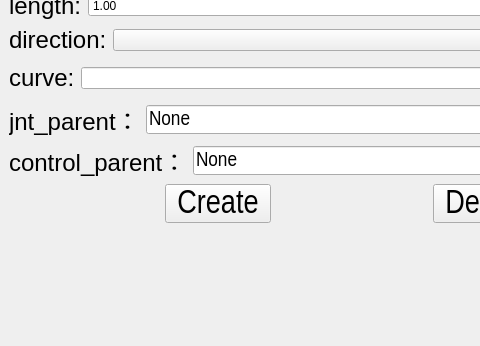
The window that bind/ui/setup/chainEP_ui.ui (MuZiMuZi/muziToolset) describes before a commit, drawn with Qt 5; both pictures show x 0 to 480 and y 273 to 619 of the 703 by 619 pixel window.
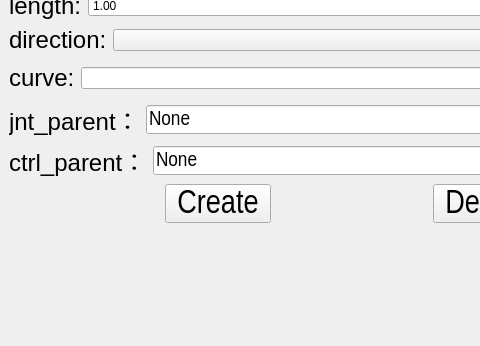
The same window after the commit.

Commit message: 替换ctrl_parent

```diff
--- a/bind/ui/setup/chainEP_ui.ui
+++ b/bind/ui/setup/chainEP_ui.ui
@@ -346,7 +346,7 @@
                                             <enum>Qt::LeftToRight</enum>
                                         </property>
                                         <property name="text">
-                                            <string>control_parent：</string>
+                                            <string>ctrl_parent：</string>
                                         </property>
                                         <property name="alignment">
                                             <set>Qt::AlignLeading|Qt::AlignLeft|Qt::AlignVCenter</set>
```
Left out of the diff: 2 changed lines with no effect on the pictures. The commit also changes 47 other files.
